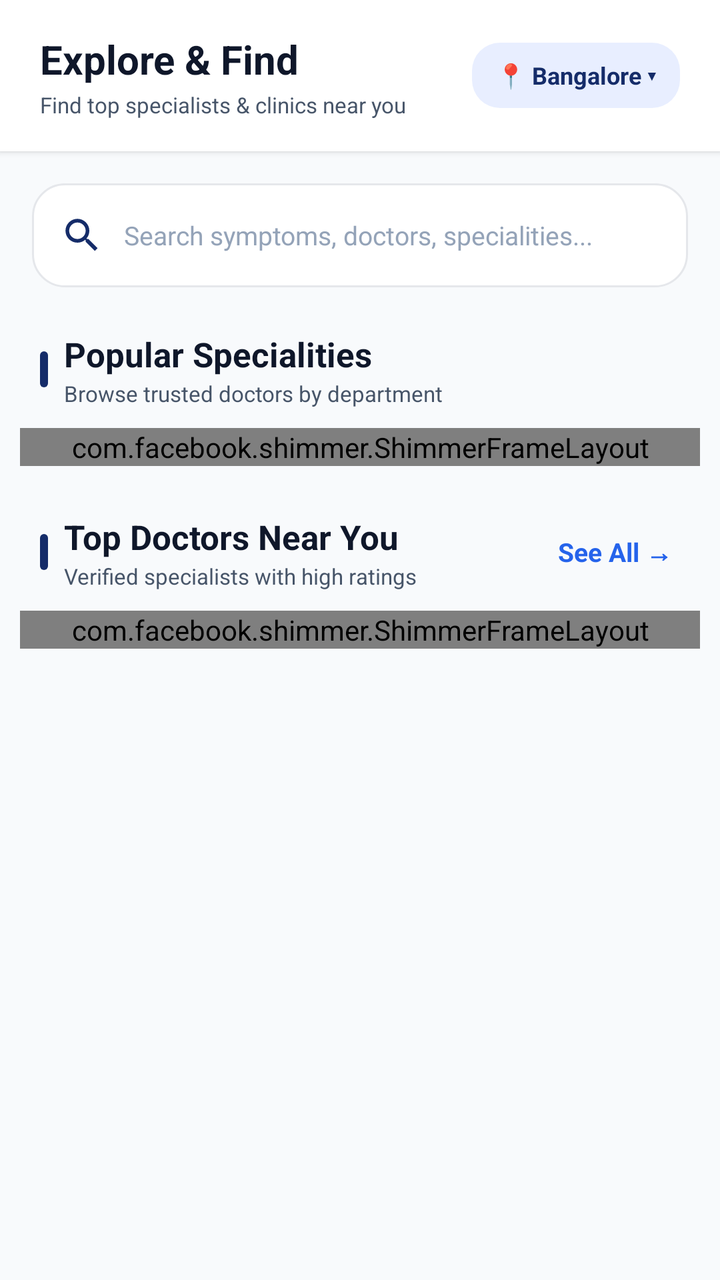
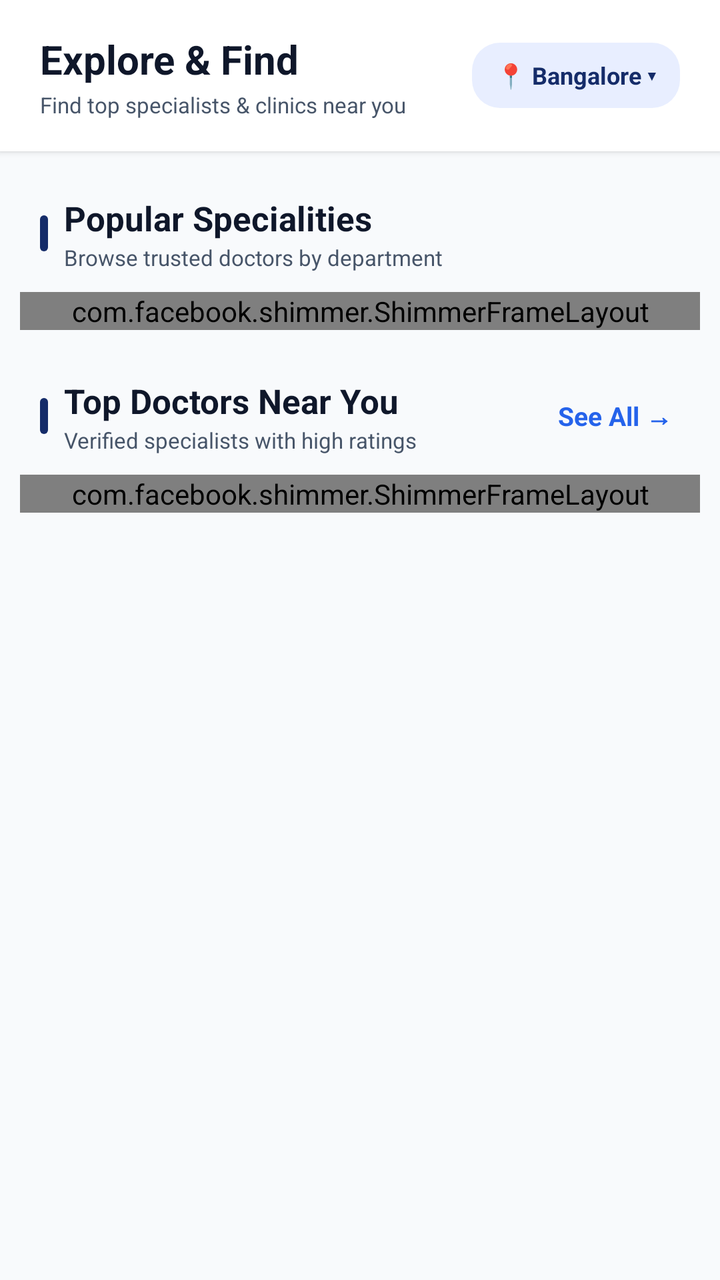

Screens rendered from an Android XML layout before and after an edit, with the pre-edit source and the edit as a unified diff.
<!-- AndroidManifest.xml: application theme Theme.CareWell -->
<!-- res/layout/fragment_explore.xml -->
<?xml version="1.0" encoding="utf-8"?>
<ScrollView xmlns:android="http://schemas.android.com/apk/res/android"
    xmlns:app="http://schemas.android.com/apk/res-auto"
    android:layout_width="match_parent"
    android:layout_height="match_parent"
    android:background="@color/background_light"
    android:fillViewport="true"
    android:overScrollMode="never">

    <LinearLayout
        android:layout_width="match_parent"
        android:layout_height="wrap_content"
        android:orientation="vertical"
        android:paddingBottom="36dp">

        
        <com.google.android.material.card.MaterialCardView
            android:layout_width="match_parent"
            android:layout_height="wrap_content"
            app:cardBackgroundColor="@color/surface_white"
            app:cardCornerRadius="0dp"
            app:cardElevation="2dp"
            app:strokeWidth="0dp">

            <RelativeLayout
                android:layout_width="match_parent"
                android:layout_height="wrap_content"
                android:paddingHorizontal="20dp"
                android:paddingTop="16dp"
                android:paddingBottom="16dp">

                <LinearLayout
                    android:layout_width="wrap_content"
                    android:layout_height="wrap_content"
                    android:layout_alignParentStart="true"
                    android:layout_centerVertical="true"
                    android:orientation="vertical">

                    <TextView
                        android:id="@+id/tv_title"
                        android:layout_width="wrap_content"
                        android:layout_height="wrap_content"
                        android:text="Explore &amp; Find"
                        android:textColor="@color/text_primary"
                        android:textSize="20sp"
                        android:textStyle="bold" />

                    <TextView
                        android:layout_width="wrap_content"
                        android:layout_height="wrap_content"
                        android:layout_marginTop="2dp"
                        android:text="Find top specialists &amp; clinics near you"
                        android:textColor="@color/text_secondary"
                        android:textSize="11sp" />
                </LinearLayout>

                <TextView
                    android:id="@+id/tv_location_chip"
                    android:layout_width="wrap_content"
                    android:layout_height="wrap_content"
                    android:layout_alignParentEnd="true"
                    android:layout_centerVertical="true"
                    android:background="@drawable/bg_squircle_icon"
                    android:clickable="true"
                    android:focusable="true"
                    android:foreground="?attr/selectableItemBackgroundBorderless"
                    android:paddingHorizontal="12dp"
                    android:paddingVertical="8dp"
                    android:text="📍 Bangalore ▾"
                    android:textColor="@color/primary"
                    android:textSize="12sp"
                    android:textStyle="bold" />

            </RelativeLayout>
        </com.google.android.material.card.MaterialCardView>

        
        <LinearLayout
            android:layout_width="match_parent"
            android:layout_height="52dp"
            android:layout_marginHorizontal="16dp"
            android:layout_marginTop="16dp"
            android:background="@drawable/bg_search_field_elevated"
            android:gravity="center_vertical"
            android:orientation="horizontal"
            android:paddingHorizontal="14dp">

            <ImageView
                android:layout_width="22dp"
                android:layout_height="22dp"
                android:contentDescription="Search icon"
                android:src="@drawable/ic_search"
                app:tint="@color/primary" />

            <EditText
                android:id="@+id/et_search"
                android:layout_width="match_parent"
                android:layout_height="wrap_content"
                android:layout_marginStart="10dp"
                android:background="@null"
                android:hint="Search symptoms, doctors, specialities..."
                android:imeOptions="actionSearch"
                android:inputType="text"
                android:maxLines="1"
                android:textColor="@color/text_primary"
                android:textColorHint="@color/text_muted"
                android:textSize="13sp" />
        </LinearLayout>



        
        <RelativeLayout
            android:layout_width="match_parent"
            android:layout_height="wrap_content"
            android:layout_marginHorizontal="20dp"
            android:layout_marginTop="22dp">

            <LinearLayout
                android:layout_width="wrap_content"
                android:layout_height="wrap_content"
                android:layout_alignParentStart="true"
                android:layout_centerVertical="true"
                android:gravity="center_vertical"
                android:orientation="horizontal">

                <View
                    android:layout_width="4dp"
                    android:layout_height="18dp"
                    android:background="@drawable/bg_section_indicator" />

                <LinearLayout
                    android:layout_width="wrap_content"
                    android:layout_height="wrap_content"
                    android:layout_marginStart="8dp"
                    android:orientation="vertical">

                    <TextView
                        android:layout_width="wrap_content"
                        android:layout_height="wrap_content"
                        android:text="Popular Specialities"
                        android:textColor="@color/text_primary"
                        android:textSize="17sp"
                        android:textStyle="bold" />

                    <TextView
                        android:layout_width="wrap_content"
                        android:layout_height="wrap_content"
                        android:layout_marginTop="1dp"
                        android:text="Browse trusted doctors by department"
                        android:textColor="@color/text_secondary"
                        android:textSize="11sp" />
                </LinearLayout>

            </LinearLayout>

        </RelativeLayout>

        
        <com.facebook.shimmer.ShimmerFrameLayout
            android:id="@+id/shimmer_specialities"
            android:layout_width="match_parent"
            android:layout_height="wrap_content"
            android:layout_marginHorizontal="10dp"
            android:layout_marginTop="10dp"
            app:shimmer_auto_start="true">

            <LinearLayout
                android:layout_width="match_parent"
                android:layout_height="wrap_content"
                android:orientation="vertical">

                <LinearLayout
                    android:layout_width="match_parent"
                    android:layout_height="wrap_content"
                    android:orientation="horizontal">

                    <include
                        layout="@layout/shimmer_speciality_item"
                        android:layout_width="0dp"
                        android:layout_height="110dp"
                        android:layout_weight="1" />

                    <include
                        layout="@layout/shimmer_speciality_item"
                        android:layout_width="0dp"
                        android:layout_height="110dp"
                        android:layout_weight="1" />

                    <include
                        layout="@layout/shimmer_speciality_item"
                        android:layout_width="0dp"
                        android:layout_height="110dp"
                        android:layout_weight="1" />

                    <include
                        layout="@layout/shimmer_speciality_item"
                        android:layout_width="0dp"
                        android:layout_height="110dp"
                        android:layout_weight="1" />
                </LinearLayout>

                <LinearLayout
                    android:layout_width="match_parent"
                    android:layout_height="wrap_content"
                    android:orientation="horizontal">

                    <include
                        layout="@layout/shimmer_speciality_item"
                        android:layout_width="0dp"
                        android:layout_height="110dp"
                        android:layout_weight="1" />

                    <include
                        layout="@layout/shimmer_speciality_item"
                        android:layout_width="0dp"
                        android:layout_height="110dp"
                        android:layout_weight="1" />

                    <include
                        layout="@layout/shimmer_speciality_item"
                        android:layout_width="0dp"
                        android:layout_height="110dp"
                        android:layout_weight="1" />

                    <include
                        layout="@layout/shimmer_speciality_item"
                        android:layout_width="0dp"
                        android:layout_height="110dp"
                        android:layout_weight="1" />
                </LinearLayout>
            </LinearLayout>
        </com.facebook.shimmer.ShimmerFrameLayout>

        
        <androidx.recyclerview.widget.RecyclerView
            android:id="@+id/rv_specialities"
            android:layout_width="match_parent"
            android:layout_height="wrap_content"
            android:layout_marginHorizontal="10dp"
            android:layout_marginTop="10dp"
            android:clipToPadding="false"
            android:nestedScrollingEnabled="false"
            android:visibility="gone" />

        
        <RelativeLayout
            android:layout_width="match_parent"
            android:layout_height="wrap_content"
            android:layout_marginHorizontal="20dp"
            android:layout_marginTop="24dp">

            <LinearLayout
                android:layout_width="wrap_content"
                android:layout_height="wrap_content"
                android:layout_alignParentStart="true"
                android:layout_centerVertical="true"
                android:gravity="center_vertical"
                android:orientation="horizontal">

                <View
                    android:layout_width="4dp"
                    android:layout_height="18dp"
                    android:background="@drawable/bg_section_indicator" />

                <LinearLayout
                    android:layout_width="wrap_content"
                    android:layout_height="wrap_content"
                    android:layout_marginStart="8dp"
                    android:orientation="vertical">

                    <TextView
                        android:layout_width="wrap_content"
                        android:layout_height="wrap_content"
                        android:text="Top Doctors Near You"
                        android:textColor="@color/text_primary"
                        android:textSize="17sp"
                        android:textStyle="bold" />

                    <TextView
                        android:layout_width="wrap_content"
                        android:layout_height="wrap_content"
                        android:layout_marginTop="1dp"
                        android:text="Verified specialists with high ratings"
                        android:textColor="@color/text_secondary"
                        android:textSize="11sp" />
                </LinearLayout>

            </LinearLayout>

            <TextView
                android:id="@+id/tv_see_all_doctors"
                android:layout_width="wrap_content"
                android:layout_height="wrap_content"
                android:layout_alignParentEnd="true"
                android:layout_centerVertical="true"
                android:background="?attr/selectableItemBackgroundBorderless"
                android:clickable="true"
                android:focusable="true"
                android:padding="4dp"
                android:text="See All →"
                android:textColor="@color/secondary"
                android:textSize="13sp"
                android:textStyle="bold" />
        </RelativeLayout>

        
        <com.facebook.shimmer.ShimmerFrameLayout
            android:id="@+id/shimmer_top_doctors"
            android:layout_width="match_parent"
            android:layout_height="wrap_content"
            android:layout_marginHorizontal="10dp"
            android:layout_marginTop="10dp"
            app:shimmer_auto_start="true">

            <LinearLayout
                android:layout_width="match_parent"
                android:layout_height="wrap_content"
                android:orientation="vertical">

                <LinearLayout
                    android:layout_width="match_parent"
                    android:layout_height="wrap_content"
                    android:orientation="horizontal">

                    <include
                        layout="@layout/shimmer_doctor_preview"
                        android:layout_width="0dp"
                        android:layout_height="wrap_content"
                        android:layout_weight="1" />

                    <include
                        layout="@layout/shimmer_doctor_preview"
                        android:layout_width="0dp"
                        android:layout_height="wrap_content"
                        android:layout_weight="1" />
                </LinearLayout>

                <LinearLayout
                    android:layout_width="match_parent"
                    android:layout_height="wrap_content"
                    android:orientation="horizontal">

                    <include
                        layout="@layout/shimmer_doctor_preview"
                        android:layout_width="0dp"
                        android:layout_height="wrap_content"
                        android:layout_weight="1" />

                    <include
                        layout="@layout/shimmer_doctor_preview"
                        android:layout_width="0dp"
                        android:layout_height="wrap_content"
                        android:layout_weight="1" />
                </LinearLayout>
            </LinearLayout>
        </com.facebook.shimmer.ShimmerFrameLayout>

        
        <androidx.recyclerview.widget.RecyclerView
            android:id="@+id/rv_top_doctors"
            android:layout_width="match_parent"
            android:layout_height="wrap_content"
            android:layout_marginHorizontal="10dp"
            android:layout_marginTop="10dp"
            android:clipToPadding="false"
            android:nestedScrollingEnabled="false"
            android:visibility="gone" />

    </LinearLayout>

</ScrollView>
<!-- res/layout/shimmer_speciality_item.xml (included above) -->
<?xml version="1.0" encoding="utf-8"?>
<com.google.android.material.card.MaterialCardView xmlns:android="http://schemas.android.com/apk/res/android"
    xmlns:app="http://schemas.android.com/apk/res-auto"
    android:layout_width="92dp"
    android:layout_height="110dp"
    android:layout_margin="4dp"
    app:cardBackgroundColor="#E2E8F0"
    app:cardCornerRadius="16dp"
    app:cardElevation="0dp"
    app:strokeWidth="0dp">

    <View
        android:layout_width="match_parent"
        android:layout_height="match_parent"
        android:background="#E2E8F0" />

</com.google.android.material.card.MaterialCardView>
<!-- res/layout/shimmer_doctor_preview.xml (included above) -->
<?xml version="1.0" encoding="utf-8"?>
<com.google.android.material.card.MaterialCardView xmlns:android="http://schemas.android.com/apk/res/android"
    xmlns:app="http://schemas.android.com/apk/res-auto"
    android:layout_width="160dp"
    android:layout_height="wrap_content"
    android:layout_margin="5dp"
    app:cardBackgroundColor="@color/surface_white"
    app:cardCornerRadius="18dp"
    app:cardElevation="2dp"
    app:strokeColor="@color/card_stroke"
    app:strokeWidth="1dp">

    <LinearLayout
        android:layout_width="match_parent"
        android:layout_height="wrap_content"
        android:gravity="center_horizontal"
        android:orientation="vertical"
        android:padding="12dp">

        <View
            android:layout_width="68dp"
            android:layout_height="68dp"
            android:background="@drawable/bg_circle_avatar"
            android:backgroundTint="#CBD5E1" />

        <View
            android:layout_width="100dp"
            android:layout_height="12dp"
            android:layout_marginTop="10dp"
            android:background="#E2E8F0" />

        <View
            android:layout_width="70dp"
            android:layout_height="10dp"
            android:layout_marginTop="6dp"
            android:background="#E2E8F0" />

        <View
            android:layout_width="match_parent"
            android:layout_height="32dp"
            android:layout_marginTop="12dp"
            android:background="#CBD5E1" />

    </LinearLayout>

</com.google.android.material.card.MaterialCardView>
<!-- resources referenced by this layout -->
<resources>
  <color name="background_light">#F8FAFC</color>
  <color name="card_stroke">#E2E8F0</color>
  <color name="primary">#152C69</color>
  <color name="secondary">#2563EB</color>
  <color name="surface_white">#FFFFFF</color>
  <color name="text_muted">#94A3B8</color>
  <color name="text_primary">#0F172A</color>
  <color name="text_secondary">#475569</color>
  <!-- drawable bg_circle_avatar (drawable) -->
  <?xml version="1.0" encoding="utf-8"?>
  <shape xmlns:android="http://schemas.android.com/apk/res/android"
      android:shape="oval">
      <solid android:color="#E8EEFF" />
      <stroke
          android:width="2dp"
          android:color="#3B82F6" />
  </shape>
  <!-- drawable bg_search_field_elevated (drawable) -->
  <?xml version="1.0" encoding="utf-8"?>
  <shape xmlns:android="http://schemas.android.com/apk/res/android"
      android:shape="rectangle">
      <solid android:color="#FFFFFF" />
      <corners android:radius="16dp" />
      <stroke
          android:width="1dp"
          android:color="#E5E7EB" />
  </shape>
  <!-- drawable bg_section_indicator (drawable) -->
  <?xml version="1.0" encoding="utf-8"?>
  <shape xmlns:android="http://schemas.android.com/apk/res/android"
      android:shape="rectangle">
      <solid android:color="@color/primary" />
      <corners android:radius="2dp" />
  </shape>
  <!-- drawable bg_squircle_icon (drawable) -->
  <?xml version="1.0" encoding="utf-8"?>
  <shape xmlns:android="http://schemas.android.com/apk/res/android"
      android:shape="rectangle">
      <solid android:color="#E8EEFF" />
      <corners android:radius="14dp" />
  </shape>
  <!-- drawable ic_search (drawable) -->
  <vector xmlns:android="http://schemas.android.com/apk/res/android"
      android:width="24dp"
      android:height="24dp"
      android:viewportWidth="24"
      android:viewportHeight="24">
      <path
          android:fillColor="#FF000000"
          android:pathData="M15.5,14h-0.79l-0.28,-0.27C15.41,12.59 16,11.11 16,9.5 16,5.91 13.09,3 9.5,3S3,5.91 3,9.5 5.91,16 9.5,16c1.61,0 3.09,-0.59 4.23,-1.57l0.27,0.28v0.79l5,4.99L20.49,19l-4.99,-5zm-6,0C7.01,14 5,11.99 5,9.5S7.01,5 9.5,5 14,7.01 14,9.5 11.99,14 9.5,14z"/>
  </vector>
  <style name="Theme.CareWell" parent="Base.Theme.CareWell" />
  <style name="Base.Theme.CareWell" parent="Theme.Material3.Light.NoActionBar">
          <item name="colorPrimary">@color/primary</item>
          <item name="colorPrimaryVariant">@color/primary_dark</item>
          <item name="colorOnPrimary">@color/white</item>
          <item name="colorSecondary">@color/secondary</item>
          <item name="colorSecondaryVariant">@color/secondary</item>
          <item name="colorOnSecondary">@color/white</item>
          <item name="android:statusBarColor">@color/white</item>
          <item name="android:windowLightStatusBar">true</item>
          <item name="android:windowBackground">@color/background_light</item>
          <item name="colorSecondaryContainer">@color/primary_light</item>
          <item name="colorOnSecondaryContainer">@color/primary</item>
          <item name="android:navigationBarColor">@color/white</item>
          <item name="android:windowLightNavigationBar" tools:targetApi="o_mr1">true</item>
      </style>
  <color name="primary_dark">#0D1D47</color>
  <color name="white">#FFFFFF</color>
  <color name="primary_light">#EBF1FF</color>
</resources>

<!-- the commit's change to res/layout/fragment_explore.xml (unified diff, before → after) -->
@@ -75,38 +75,6 @@
         </com.google.android.material.card.MaterialCardView>
 
         
-        <LinearLayout
-            android:layout_width="match_parent"
-            android:layout_height="52dp"
-            android:layout_marginHorizontal="16dp"
-            android:layout_marginTop="16dp"
-            android:background="@drawable/bg_search_field_elevated"
-            android:gravity="center_vertical"
-            android:orientation="horizontal"
-            android:paddingHorizontal="14dp">
-
-            <ImageView
-                android:layout_width="22dp"
-                android:layout_height="22dp"
-                android:contentDescription="Search icon"
-                android:src="@drawable/ic_search"
-                app:tint="@color/primary" />
-
-            <EditText
-                android:id="@+id/et_search"
-                android:layout_width="match_parent"
-                android:layout_height="wrap_content"
-                android:layout_marginStart="10dp"
-                android:background="@null"
-                android:hint="Search symptoms, doctors, specialities..."
-                android:imeOptions="actionSearch"
-                android:inputType="text"
-                android:maxLines="1"
-                android:textColor="@color/text_primary"
-                android:textColorHint="@color/text_muted"
-                android:textSize="13sp" />
-        </LinearLayout>
-
 
 
         
<!-- resource entries referenced after the edit -->
@@ -5,7 +5,6 @@
   <color name="primary">#152C69</color>
   <color name="secondary">#2563EB</color>
   <color name="surface_white">#FFFFFF</color>
-  <color name="text_muted">#94A3B8</color>
   <color name="text_primary">#0F172A</color>
   <color name="text_secondary">#475569</color>
   <!-- drawable bg_circle_avatar (drawable) -->
@@ -16,16 +15,6 @@
       <stroke
           android:width="2dp"
           android:color="#3B82F6" />
-  </shape>
-  <!-- drawable bg_search_field_elevated (drawable) -->
-  <?xml version="1.0" encoding="utf-8"?>
-  <shape xmlns:android="http://schemas.android.com/apk/res/android"
-      android:shape="rectangle">
-      <solid android:color="#FFFFFF" />
-      <corners android:radius="16dp" />
-      <stroke
-          android:width="1dp"
-          android:color="#E5E7EB" />
   </shape>
   <!-- drawable bg_section_indicator (drawable) -->
   <?xml version="1.0" encoding="utf-8"?>
@@ -41,16 +30,6 @@
       <solid android:color="#E8EEFF" />
       <corners android:radius="14dp" />
   </shape>
-  <!-- drawable ic_search (drawable) -->
-  <vector xmlns:android="http://schemas.android.com/apk/res/android"
-      android:width="24dp"
-      android:height="24dp"
-      android:viewportWidth="24"
-      android:viewportHeight="24">
-      <path
-          android:fillColor="#FF000000"
-          android:pathData="M15.5,14h-0.79l-0.28,-0.27C15.41,12.59 16,11.11 16,9.5 16,5.91 13.09,3 9.5,3S3,5.91 3,9.5 5.91,16 9.5,16c1.61,0 3.09,-0.59 4.23,-1.57l0.27,0.28v0.79l5,4.99L20.49,19l-4.99,-5zm-6,0C7.01,14 5,11.99 5,9.5S7.01,5 9.5,5 14,7.01 14,9.5 11.99,14 9.5,14z"/>
-  </vector>
   <style name="Theme.CareWell" parent="Base.Theme.CareWell" />
   <style name="Base.Theme.CareWell" parent="Theme.Material3.Light.NoActionBar">
           <item name="colorPrimary">@color/primary</item>
